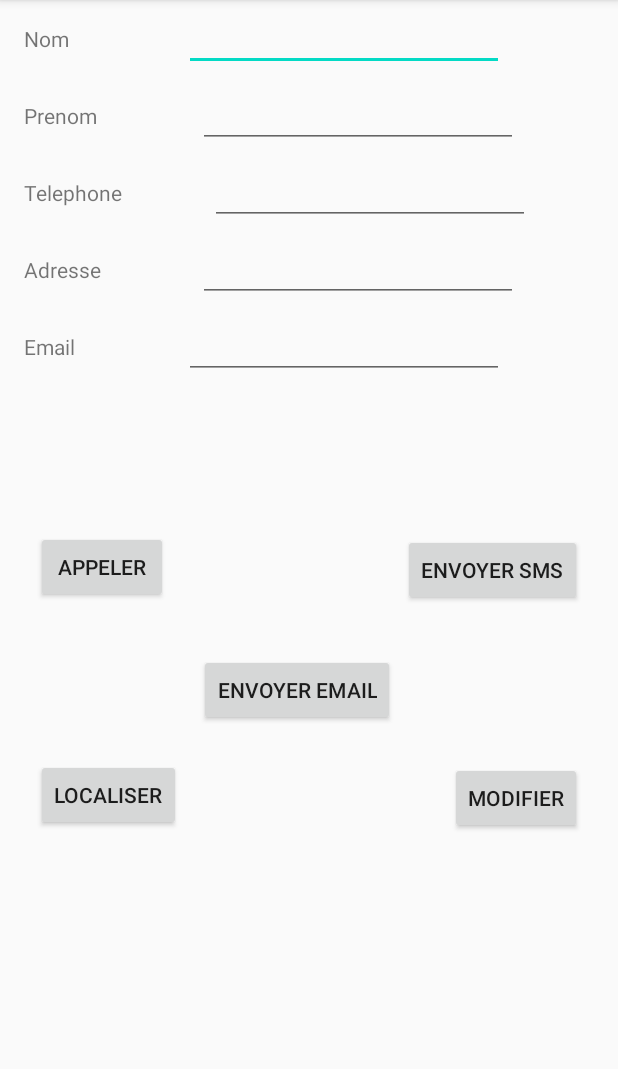
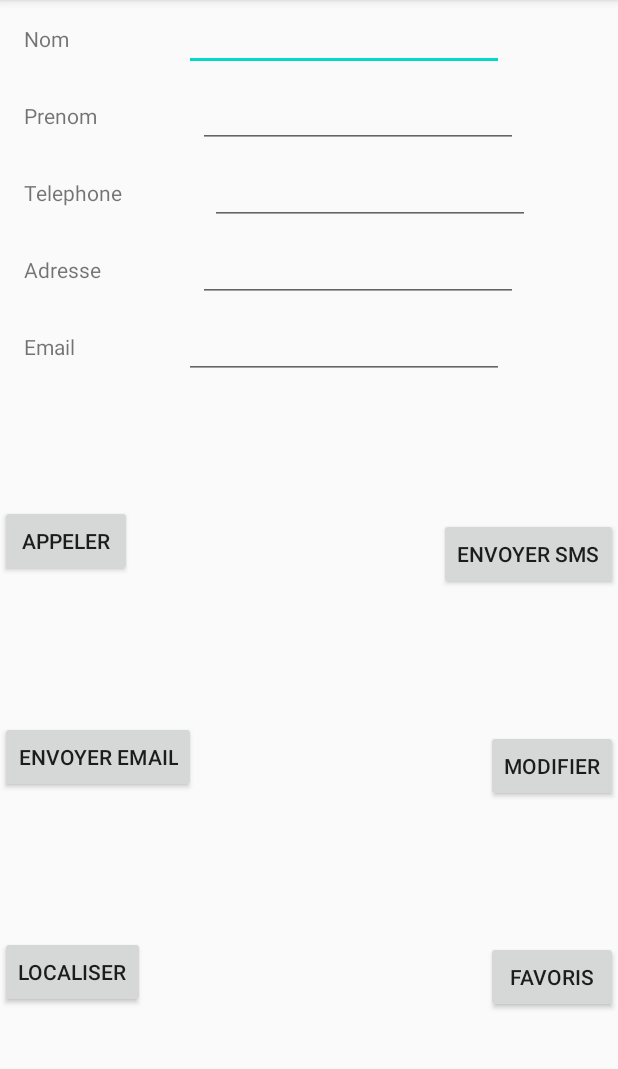
Before and after one commit to rzilat/MyContact, an Android app: the ShowContactActivity screen opened directly, with no data from a screen before it, on a phone screen of 412 x 824 dp, the part 84-1153 px from its top. Run offline under Robolectric (Android 15) with nearby library versions, the phone set to English and light mode, and no system bars; 6 statements that could not run were skipped.

Commit message:
MyContact - Reponses (1 - 8)

```diff
--- a/app/src/main/java/com/example/mycontact/ShowContactActivity.java
+++ b/app/src/main/java/com/example/mycontact/ShowContactActivity.java
@@ -3,17 +3,12 @@ package com.example.mycontact;
 import androidx.appcompat.app.AppCompatActivity;
 
 import android.content.Intent;
-import android.content.pm.ResolveInfo;
-import android.database.Cursor;
 import android.net.Uri;
 import android.os.Bundle;
 import android.view.View;
 import android.widget.Button;
 import android.widget.EditText;
-import android.widget.SimpleCursorAdapter;
 import android.widget.Toast;
-
-import java.util.List;
 
 public class ShowContactActivity extends AppCompatActivity {
 
@@ -28,7 +23,7 @@ public class ShowContactActivity extends AppCompatActivity {
     private Button buttonEmailEnvoyer;
     private Button buttonLocaliser;
     private Button buttonModifier;
-
+    private Button buttonFavoris;
     @Override
     protected void onCreate(Bundle savedInstanceState) {
         super.onCreate(savedInstanceState);
@@ -54,13 +49,17 @@ public class ShowContactActivity extends AppCompatActivity {
         buttonSmsEnvoyer=findViewById(R.id.buttonSmsEnvoyer);
         buttonEmailEnvoyer=findViewById(R.id.buttonEmailEnvoyer);
         buttonModifier=findViewById(R.id.buttonModifier);
+        buttonFavoris=findViewById(R.id.buttonMesFavoris);
+        myDbHelper = new ContactDbAdapter(this);
+        myDbHelper.open();
 
         nomEditText.setText(nom);
         prenomEditText.setText(prenom);
         telephoneEditText.setText(telephone);
         adresseEditText.setText(adresse);
         emailEditText.setText(email);
-        toast = Toast.makeText(this,"j'appele  :  "+id+nom,Toast.LENGTH_SHORT);
+
+        toast = Toast.makeText(this,"j'appele  :  "+nomEditText.getText().toString(),Toast.LENGTH_SHORT);
         toast.show();
 
 
@@ -104,38 +103,18 @@ public class ShowContactActivity extends AppCompatActivity {
             }
         });
 
-        /*buttonModifier.setOnClickListener(new View.OnClickListener() {
+        buttonModifier.setOnClickListener(new View.OnClickListener() {
             @Override
             public void onClick(View v) {
-                Uri selectedContactUri;
-                selectedContactUri =
-                        ShowContactActivity.get
-                Intent myIntent=new Intent(Intent.ACTION_EDIT);
-                myIntent.setDataAndType(selectedContactUri, ContactsContract.Contacts.CONTENT_ITEM_TYPE);
+                myDbHelper.updateContact(id, nomEditText.getText().toString(), prenomEditText.getText().toString(), telephoneEditText.getText().toString(), adresseEditText.getText().toString(), emailEditText.getText().toString());
+            }
+        });
 
-
-                myDbHelper.updateContact(id,nomEditText.getText().toString(),prenomEditText.getText().toString(),telephoneEditText.getText().toString(),adresseEditText.getText().toString(),emailEditText.getText().toString());
-                 startActivity(myIntent);
+        buttonFavoris.setOnClickListener(new View.OnClickListener() {
+            @Override
+            public void onClick(View v) {
+                myDbHelper.updateContactFavoris(id);
             }
-        });*/
-
-
-
-
-
-
-
-
-
-
-
+        });
     }
-    /*public void modifierContact(){
-        Intent intent = new Intent(this, AddContactActivity.class);
-        startActivity(intent);
-
-    }*/
-
-
-
 }
--- a/app/src/main/res/layout/activity_show_contact.xml
+++ b/app/src/main/res/layout/activity_show_contact.xml
@@ -10,42 +10,46 @@
         android:id="@+id/buttonLocaliser"
         android:layout_width="wrap_content"
         android:layout_height="wrap_content"
-        android:layout_marginStart="24dp"
-        android:layout_marginBottom="214dp"
         android:text="@string/loc_google"
         app:layout_constraintBottom_toBottomOf="parent"
-        app:layout_constraintStart_toStartOf="parent" />
+        app:layout_constraintStart_toStartOf="parent"
+        app:layout_constraintTop_toBottomOf="@+id/buttonEmailEnvoyer" />
+
+    <Button
+        android:id="@+id/buttonModifier"
+        android:layout_width="wrap_content"
+        android:layout_height="wrap_content"
+        android:text="@string/modifier_contact"
+        app:layout_constraintBottom_toTopOf="@+id/buttonMesFavoris"
+        app:layout_constraintEnd_toEndOf="parent"
+        app:layout_constraintTop_toBottomOf="@+id/buttonSmsEnvoyer" />
 
     <Button
         android:id="@+id/buttonSmsEnvoyer"
         android:layout_width="wrap_content"
         android:layout_height="wrap_content"
-        android:layout_marginEnd="24dp"
-        android:layout_marginBottom="104dp"
         android:text="@string/envoyer_sms"
         app:layout_constraintBottom_toTopOf="@+id/buttonModifier"
-        app:layout_constraintEnd_toEndOf="parent" />
+        app:layout_constraintEnd_toEndOf="parent"
+        app:layout_constraintTop_toBottomOf="@+id/editTextEmail" />
 
     <Button
-        android:id="@+id/buttonModifier"
+        android:id="@+id/buttonMesFavoris"
         android:layout_width="wrap_content"
         android:layout_height="wrap_content"
-        android:layout_marginEnd="24dp"
-        android:layout_marginBottom="212dp"
-        android:text="@string/modifier_contact"
+        android:text="@string/favoris_contact"
         app:layout_constraintBottom_toBottomOf="parent"
-        app:layout_constraintEnd_toEndOf="parent" />
+        app:layout_constraintEnd_toEndOf="parent"
+        app:layout_constraintTop_toBottomOf="@+id/buttonModifier" />
 
     <Button
         android:id="@+id/buttonEmailEnvoyer"
         android:layout_width="wrap_content"
         android:layout_height="wrap_content"
-        android:layout_marginBottom="284dp"
         android:text="@string/envoyer_email"
-        app:layout_constraintBottom_toBottomOf="parent"
-        app:layout_constraintEnd_toEndOf="parent"
-        app:layout_constraintHorizontal_bias="0.471"
-        app:layout_constraintStart_toStartOf="parent" />
+        app:layout_constraintBottom_toTopOf="@+id/buttonLocaliser"
+        app:layout_constraintStart_toStartOf="parent"
+        app:layout_constraintTop_toBottomOf="@+id/buttonAppeler" />
 
     <TextView
         android:id="@+id/textView"
@@ -155,11 +159,10 @@
         android:id="@+id/buttonAppeler"
         android:layout_width="wrap_content"
         android:layout_height="wrap_content"
-        android:layout_marginStart="24dp"
-        android:layout_marginBottom="104dp"
         android:text="@string/appeler_contact"
-        app:layout_constraintBottom_toTopOf="@+id/buttonLocaliser"
-        app:layout_constraintStart_toStartOf="parent" />
+        app:layout_constraintBottom_toTopOf="@+id/buttonEmailEnvoyer"
+        app:layout_constraintStart_toStartOf="parent"
+        app:layout_constraintTop_toBottomOf="@+id/textView5" />
 
 
 </androidx.constraintlayout.widget.ConstraintLayout>
--- a/app/src/main/res/menu/context_menu.xml
+++ b/app/src/main/res/menu/context_menu.xml
@@ -17,4 +17,7 @@
     <item
         android:id="@+id/envoyer_sms"
         android:title="@string/envoyer_sms" />
+    <item
+        android:id="@+id/modifier_contact"
+        android:title="@string/modifier_contact" />
 </menu>
--- a/app/src/main/res/values/strings.xml
+++ b/app/src/main/res/values/strings.xml
@@ -17,6 +17,8 @@
     <string name="loc_google">Localiser</string>
     <string name="envoyer_sms">Envoyer sms</string>
     <string name="modifier_contact">Modifier</string>
+    <string name="favoris_contact">Favoris</string>
+    <string name="mes_favoris">Mes favoris</string>
     <!-- Strings used for fragments for navigation -->
 
 </resources>
```
Also changed, not shown: app/src/main/java/com/example/mycontact/ContactDbAdapter.java (+16 -12 lines), app/src/main/java/com/example/mycontact/MainActivity.java (+54 -8 lines), app/src/main/res/layout/content_main.xml (+15 -8 lines).
